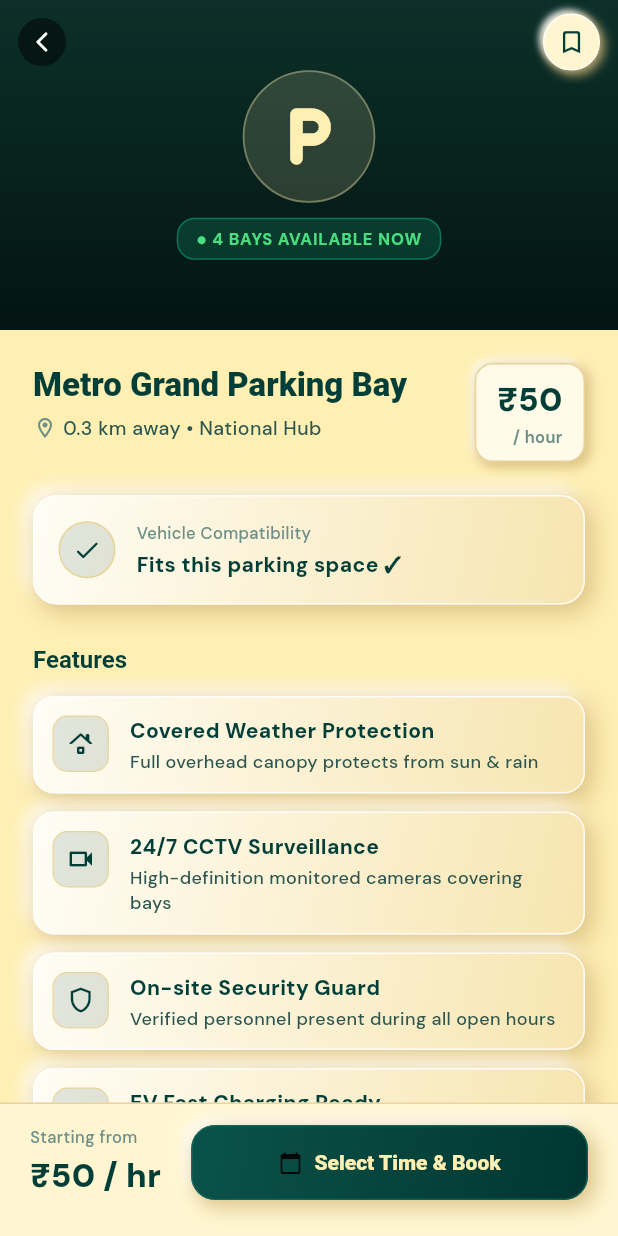
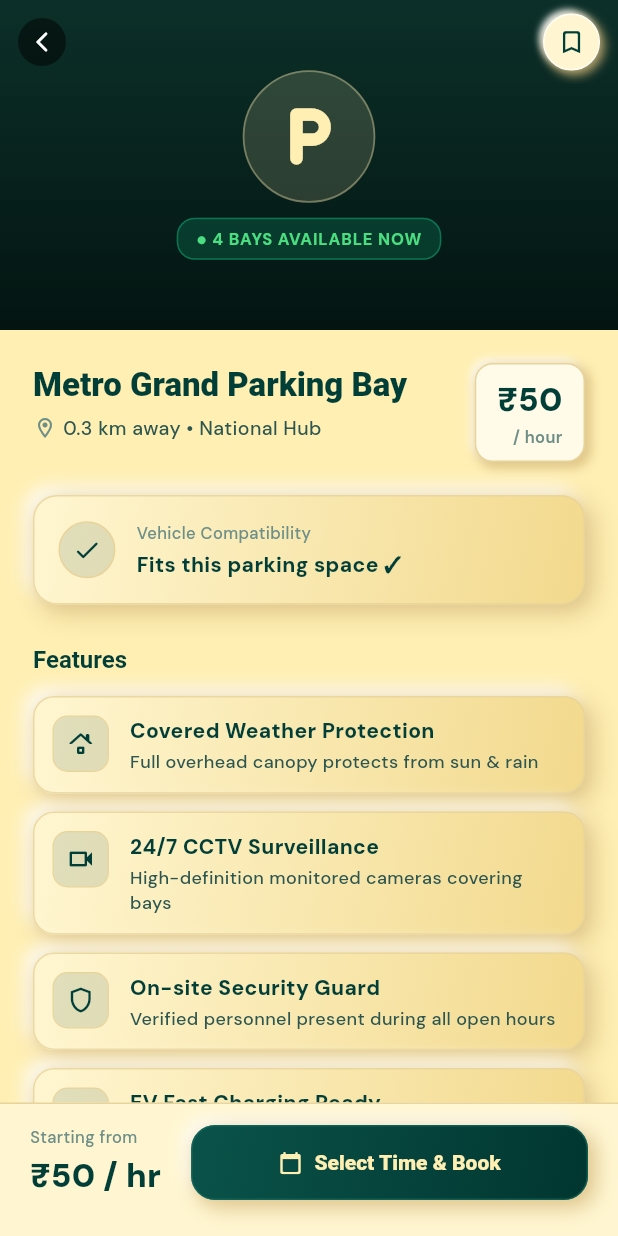
Before and after one commit to ParthKing-123/PARKSYNC, a Flutter app: the ParkingDetailScreen screen opened by its route, on a phone screen of 412 x 824 dp. Run offline on Flutter 3.47's test engine with Material 3 defaults, Android fonts, the phone set to English and light mode, and no system bars; our stand-ins replace dio, flutter_map, geolocator, go_router, google_fonts, latlong2 and 1 more; accounts and stored records are empty; Roboto replaces fonts that are missing (Bodoni Moda).

Commit message:
fix(ui): search bar contrast, cream styling, booking button icon color, and crystal-clear retina map

```diff
--- a/mobile/lib/features/parking/presentation/parking_detail_screen.dart
+++ b/mobile/lib/features/parking/presentation/parking_detail_screen.dart
@@ -1155,12 +1155,23 @@ class _ParkingDetailScreenState extends State<ParkingDetailScreen> {
                       height: 50,
                       isPrimary: true,
                       onPressed: _openBookingSheet,
-                      child: const Row(
+                      child: Row(
                         mainAxisAlignment: MainAxisAlignment.center,
                         children: [
-                          Icon(Icons.calendar_today_rounded, size: 16),
-                          SizedBox(width: 8),
-                          Text('Select Time & Book', style: TextStyle(fontWeight: FontWeight.w800, fontSize: 14)),
+                          Icon(
+                            Icons.calendar_today_rounded,
+                            size: 16,
+                            color: isDark ? AppTheme.forestGreenDark : AppTheme.butter,
+                          ),
+                          const SizedBox(width: 8),
+                          Text(
+                            'Select Time & Book',
+                            style: TextStyle(
+                              fontWeight: FontWeight.w800,
+                              fontSize: 14,
+                              color: isDark ? AppTheme.forestGreenDark : AppTheme.butter,
+                            ),
+                          ),
                         ],
                       ),
                     ),
--- a/mobile/lib/shared/theme/app_theme.dart
+++ b/mobile/lib/shared/theme/app_theme.dart
@@ -204,12 +204,12 @@ class AppTheme {
       } else {
         surfaceGradient = isPressed
             ? const LinearGradient(
-                colors: [Color(0xFFF0DC9D), Color(0xFFFFFBE8)],
+                colors: [Color(0xFFEED792), Color(0xFFFFF6D1)],
                 begin: Alignment.topLeft,
                 end: Alignment.bottomRight,
               )
             : const LinearGradient(
-                colors: [Color(0xFFFFFDF5), Color(0xFFF7E5B0)],
+                colors: [Color(0xFFFFF6D1), Color(0xFFF2D98D)],
                 begin: Alignment.topLeft,
                 end: Alignment.bottomRight,
               );
@@ -224,7 +224,7 @@ class AppTheme {
           Border.all(
             color: isDark
                 ? const Color(0xFF23695B).withValues(alpha: isPressed ? 0.3 : 0.65)
-                : const Color(0xFFFFFFFF).withValues(alpha: isPressed ? 0.4 : 0.85),
+                : const Color(0xFFE8D49B).withValues(alpha: isPressed ? 0.5 : 0.85),
             width: 1.0,
           ),
       boxShadow: isPressed
--- a/mobile/lib/shared/widgets/neumorphic_container.dart
+++ b/mobile/lib/shared/widgets/neumorphic_container.dart
@@ -168,17 +168,17 @@ class _NeumorphicButtonState extends State<NeumorphicButton> {
       } else {
         gradient = _isDown
             ? const LinearGradient(
-                colors: [Color(0xFFF0DC9D), Color(0xFFFFFBE8)],
+                colors: [Color(0xFFEED792), Color(0xFFFFF6D1)],
                 begin: Alignment.topLeft,
                 end: Alignment.bottomRight,
               )
             : const LinearGradient(
-                colors: [Color(0xFFFFFDF5), Color(0xFFF7E5B0)],
+                colors: [Color(0xFFFFF6D1), Color(0xFFF2D98D)],
                 begin: Alignment.topLeft,
                 end: Alignment.bottomRight,
               );
         border = Border.all(
-          color: const Color(0xFFFFFFFF).withValues(alpha: 0.85),
+          color: const Color(0xFFE8D49B).withValues(alpha: 0.85),
           width: 1.0,
         );
       }
@@ -206,6 +206,8 @@ class _NeumorphicButtonState extends State<NeumorphicButton> {
                 : AppTheme.neumorphicShadows(isDark: isDark, distance: 4.5, blur: 12),
           ),
           child: Center(
+            child: IconTheme(
+              data: IconThemeData(color: fg),
               child: DefaultTextStyle(
                 style: TextStyle(
                   color: fg,
@@ -213,6 +215,7 @@ class _NeumorphicButtonState extends State<NeumorphicButton> {
                   fontSize: 14,
                 ),
                 child: widget.child,
+              ),
             ),
           ),
         ),
@@ -254,7 +257,7 @@ class NeumorphicIconBadge extends StatelessWidget {
                 end: Alignment.bottomRight,
               )
             : const LinearGradient(
-                colors: [Color(0xFFFFFDF5), Color(0xFFF7E5B0)],
+                colors: [Color(0xFFFFF6D1), Color(0xFFF2D98D)],
                 begin: Alignment.topLeft,
                 end: Alignment.bottomRight,
               ));
@@ -269,7 +272,7 @@ class NeumorphicIconBadge extends StatelessWidget {
         border: Border.all(
           color: isDark
               ? const Color(0xFF23695B).withValues(alpha: 0.65)
-              : const Color(0xFFFFFFFF).withValues(alpha: 0.85),
+              : const Color(0xFFE8D49B).withValues(alpha: 0.85),
           width: 1.0,
         ),
       ),
```
Also changed, not shown: mobile/lib/features/home/presentation/guest_home_screen.dart (+14 -6 lines), mobile/lib/features/search/presentation/search_screen.dart (+89 -34 lines). Lines whose indentation alone changed are shown as unchanged.
